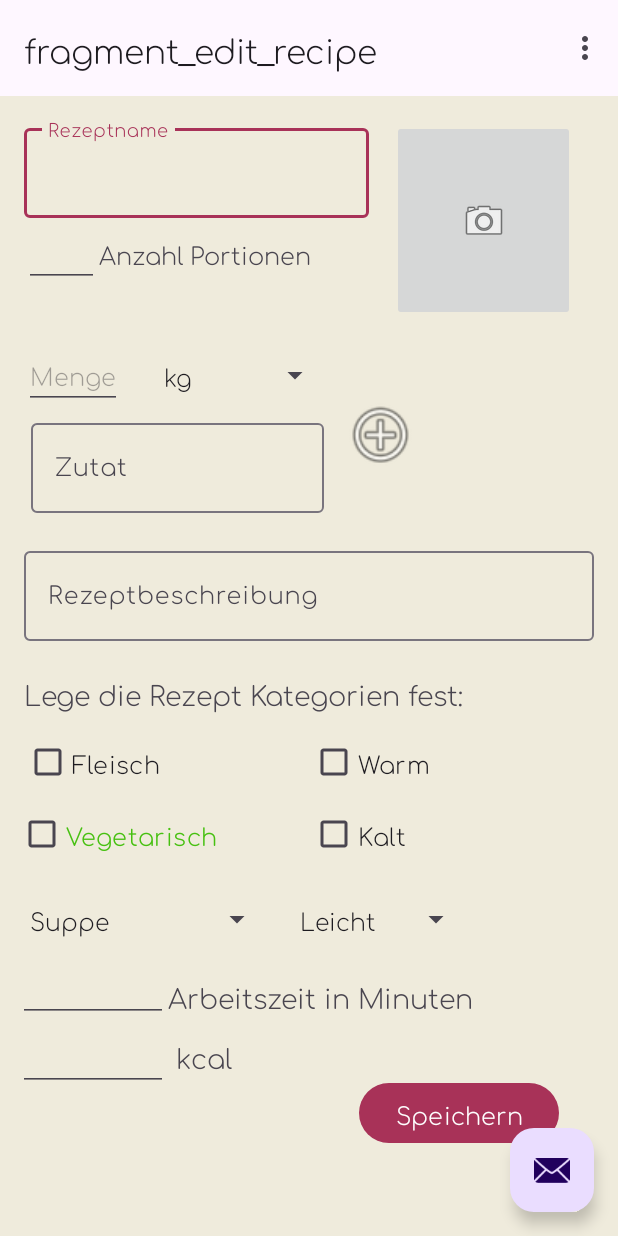
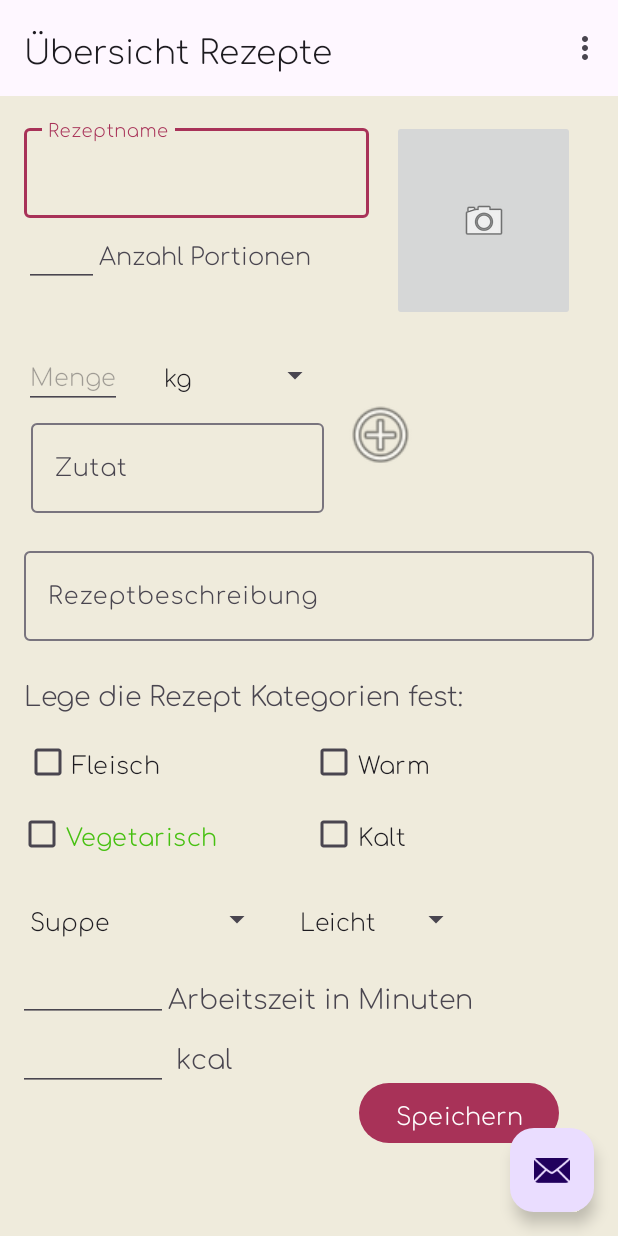
Before and after one commit to Cr4zyFl1x/hsw-recipeapp, an Android app: the screen it shows after launch (MainActivity), on a phone screen of 412 x 824 dp. Run offline under Robolectric (Android 15) with nearby library versions, the phone set to English and light mode, and no system bars; our stand-ins replace navigation-ui.

Commit message:
MAE-18 MAE-19 made it better

```diff
--- a/app/src/main/java/nrw/florian/cookbook/EditRecipeFragment.java
+++ b/app/src/main/java/nrw/florian/cookbook/EditRecipeFragment.java
@@ -44,7 +44,7 @@ public class EditRecipeFragment extends Fragment {
         quantityAdapter.setDropDownViewResource(android.R.layout.simple_spinner_dropdown_item);
 
         // Finde den Spinner
-        Spinner typeOfQuantitySpinner = view.findViewById(R.id.typeOfQuantitySpinner);
+        Spinner typeOfQuantitySpinner = binding.typeOfQuantitySpinner;
 
         // Setze den ArrayAdapter auf den Spinner
         typeOfQuantitySpinner.setAdapter(quantityAdapter);
@@ -59,7 +59,7 @@ public class EditRecipeFragment extends Fragment {
         categoryAdapter.setDropDownViewResource(android.R.layout.simple_spinner_dropdown_item);
 
         // Finde den Spinner
-        Spinner categorySpinnerCreate = view.findViewById(R.id.categorySpinnerCreate);
+        Spinner categorySpinnerCreate = binding.categorySpinnerCreate;
 
         // Setze den ArrayAdapter auf den Spinner
         categorySpinnerCreate.setAdapter(categoryAdapter);
@@ -74,7 +74,7 @@ public class EditRecipeFragment extends Fragment {
         difficultyAdapter.setDropDownViewResource(android.R.layout.simple_spinner_dropdown_item);
 
         // Finde den Spinner
-        Spinner difficultySpinnerCreate = view.findViewById(R.id.diffcultySpinnerCreate);
+        Spinner difficultySpinnerCreate = binding.diffcultySpinnerCreate;
 
         // Setze den ArrayAdapter auf den Spinner
         difficultySpinnerCreate.setAdapter(difficultyAdapter);
--- a/app/src/main/res/navigation/nav_graph.xml
+++ b/app/src/main/res/navigation/nav_graph.xml
@@ -28,11 +28,11 @@
     <fragment
         android:id="@+id/recipeOverviewFragment"
         android:name="nrw.florian.cookbook.RecipeOverviewFragment"
-        android:label="fragment_recipe_overview"
+        android:label="@string/label_editRecipeFragment"
         tools:layout="@layout/fragment_recipe_overview" />
     <fragment
         android:id="@+id/editRecipeFragment"
         android:name="nrw.florian.cookbook.EditRecipeFragment"
-        android:label="fragment_edit_recipe"
+        android:label="@string/label_RecipeOverviewFragment"
         tools:layout="@layout/fragment_edit_recipe" />
 </navigation>
--- a/app/src/main/res/values/strings.xml
+++ b/app/src/main/res/values/strings.xml
@@ -6,6 +6,8 @@
     <string name="second_fragment_label">Second Fragment</string>
     <string name="next">Next</string>
     <string name="previous">Previous</string>
+    <string name="label_editRecipeFragment">Rezept bearbeiten</string>
+    <string name="label_RecipeOverviewFragment">Übersicht Rezepte</string>
 
     <string name="lorem_ipsum">
         Lorem ipsum dolor sit amet, consectetur adipiscing elit. Nam in scelerisque sem. Mauris
```
